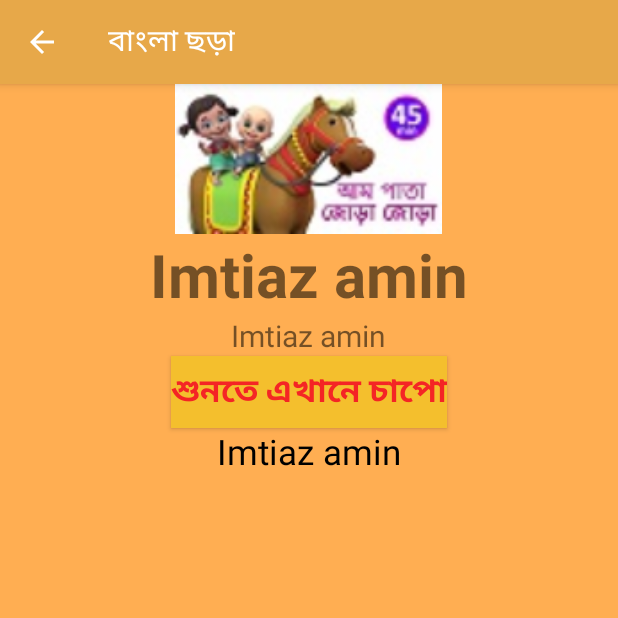
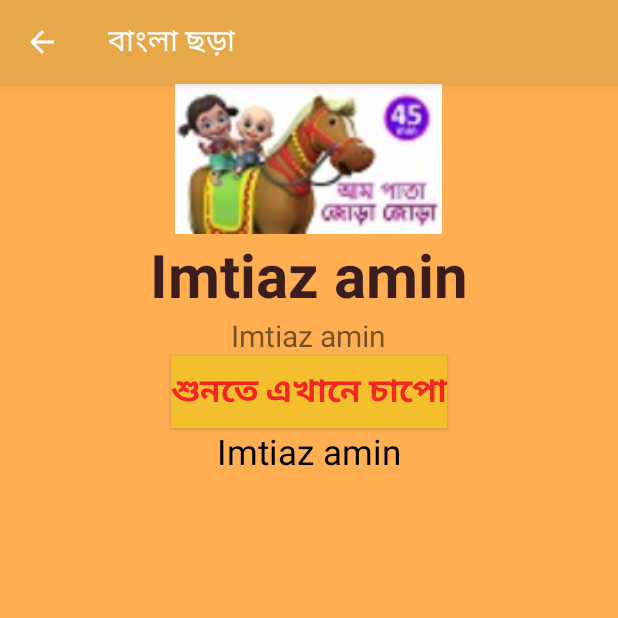
Before and after one commit to imtiazaminsajid/BanglaChora, an Android app: the ChoraDetails screen opened directly, with no data from a screen before it, on a phone screen of 412 x 824 dp, the top half of it. Run offline under Robolectric (Android 15) with nearby library versions, the phone set to English and light mode, and no system bars.

Commit message:
All done

```diff
--- a/app/src/main/res/layout/activity_chora_details.xml
+++ b/app/src/main/res/layout/activity_chora_details.xml
@@ -28,6 +28,7 @@
             android:layout_height="wrap_content"
             android:text="Imtiaz amin"
             android:textSize="40dp"
+            android:textColor="#3b1d1d"
             android:textStyle="bold"
             android:layout_gravity="center"
             />
```
